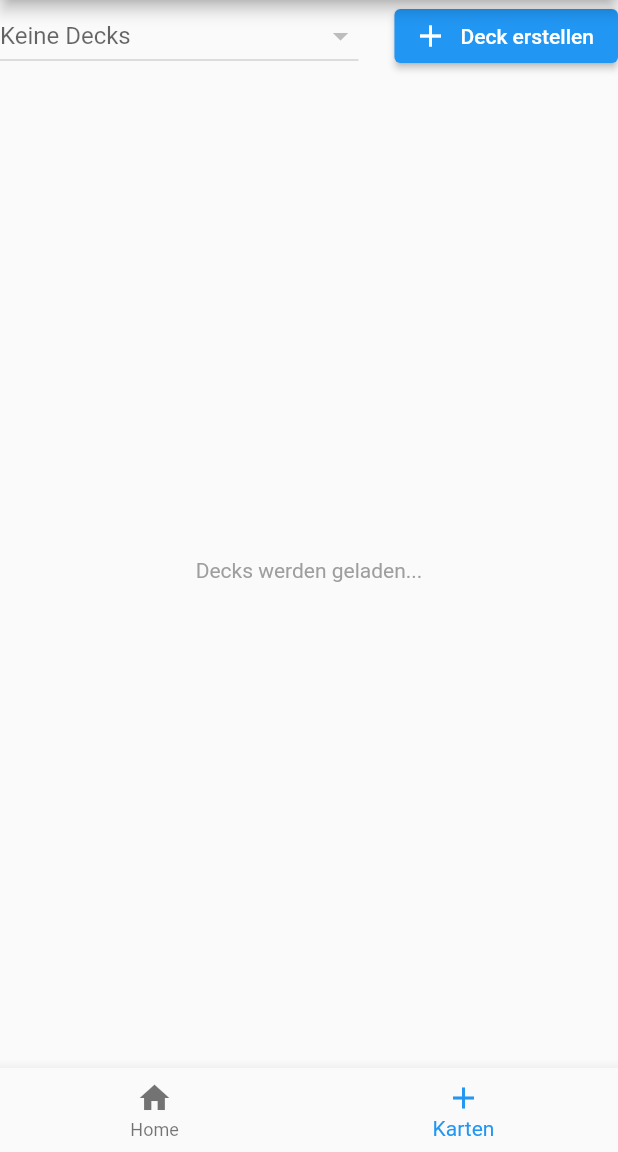
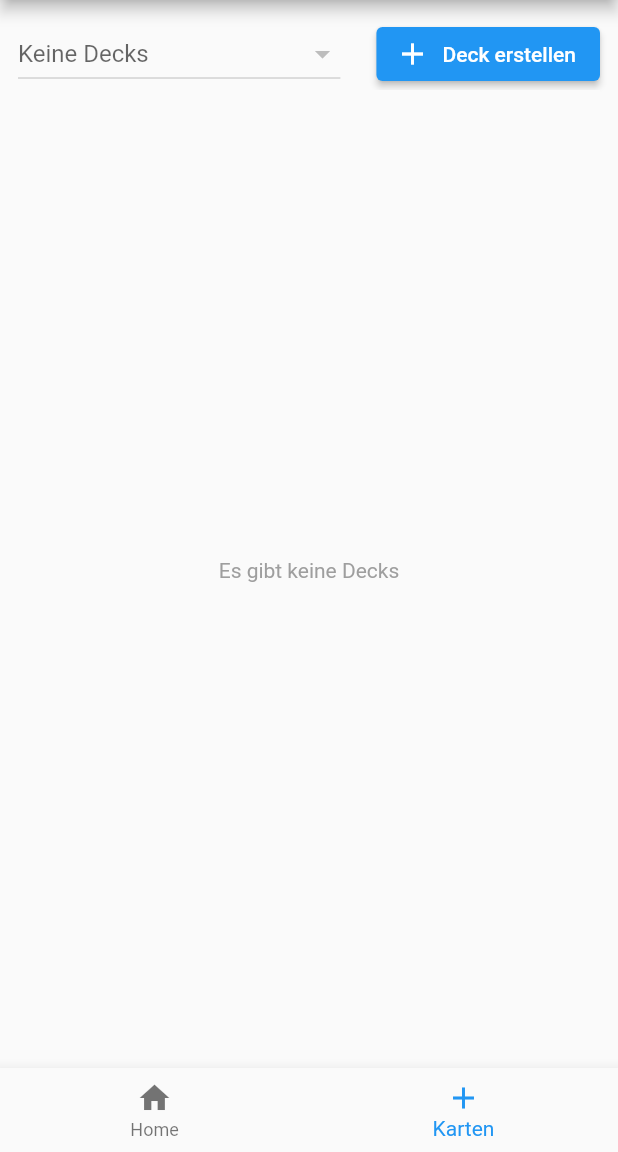
Before and after one commit to tomeckardt/karteikarten, a Flutter app: the screen it shows after launch, item 2 of the bottom bar chosen, on a phone screen of 412 x 824 dp, the part 84-1236 px from its top. Run offline on Flutter 3.47's test engine with Material 2 defaults, Android fonts, the phone set to English and light mode, and no system bars; our stand-ins replace flutter_tts, hive; accounts and stored records are empty.

Commit message:
Kleine Änderungen

```diff
--- a/lib/card_editor.dart
+++ b/lib/card_editor.dart
@@ -15,6 +15,7 @@ class CardEditor extends StatefulWidget {
 class _CardEditorState extends State<CardEditor> {
 
   late final Box _decks, _meta;
+  Box? _currentBox;
 
   @override
   void initState() {
@@ -29,18 +30,27 @@ class _CardEditorState extends State<CardEditor> {
     return Hive.openBox(current);
   }
 
+  //Wird aufgerufen, wenn man ein neues Deck erstellt
   void updateDecks(String newDeck) async {
     setState(() {
       _decks.add(newDeck);
       _meta.put("selectedDeck", newDeck);
     });
-    Hive.openBox(newDeck);
+    Hive.openBox(newDeck).then((value) => _currentBox = Hive.box(newDeck));
+  }
+
+  void updateDeck(IndexCard newCard) {
+    final current = _meta.get("selectedDeck");
+    assert(current != null);
+    final box = Hive.box(current);
+    setState(() {
+      box.add(newCard);
+    });
   }
 
   @override
   Widget build(BuildContext context) {
-    return Column(
-      mainAxisSize: MainAxisSize.min,
+    return Padding(padding: const EdgeInsets.all(12), child: Column(
       children: [
         Row(
           children: [
@@ -62,39 +72,23 @@ class _CardEditorState extends State<CardEditor> {
             }, icon: const Icon(Icons.add), label: const Text("Deck erstellen"))
           ],
         ),
-        Expanded(child: FutureBuilder(
-          future: loadCurrentDeck(),
-          builder: (BuildContext context, AsyncSnapshot<dynamic> snapshot) {
-            var current = _meta.get("selectedDeck");
-            if (!snapshot.hasData) {
-              return const Center(child: Text("Decks werden geladen...", style: TextStyle(color: Colors.grey)));
-            }
-            if (current == null) {
-              return const Center(child: Text("Es gibt noch keine Decks.", style: TextStyle(color:Colors.grey)));
-            }
+        Expanded(child: Scaffold(
+          floatingActionButton: _currentBox == null ? null : FloatingActionButton(
+            onPressed: () {
 
-            final Box box = Hive.box(current);
-            var button = FloatingActionButton(onPressed: () {
-
-            }, child: const Icon(Icons.add));
-
-            if (box.isEmpty) {
-              return Scaffold(
-                  floatingActionButton: button,
-                  body: const Center(child: Text("Das Deck ist leer.", style: TextStyle(color: Colors.grey)))
-              );
-            }
-            return Expanded(child: ListView.builder(
-                itemCount: box.values.length,
-                itemBuilder: (context, index) {
-                  return ListTile(
-                    title: Text(box.getAt(index).getQuestion())
-                  );
-                }
-            ));
-          },
+            }, child: const Icon(Icons.add),
+          ),
+          body: _currentBox == null
+              ? const Center(child: Text("Es gibt keine Decks", style: TextStyle(color: Colors.grey)))
+              : Expanded(child: ListView.builder(
+                    itemCount: _currentBox!.length,
+                    itemBuilder: (context, index) {
+                      return Text(_currentBox!.getAt(index).getQuestion());
+                    }
+                )
+          )
         ))
       ]
-    );
+    ));
   }
 }
```
Also changed, not shown: lib/dialogs.dart (+32 -0 lines).
